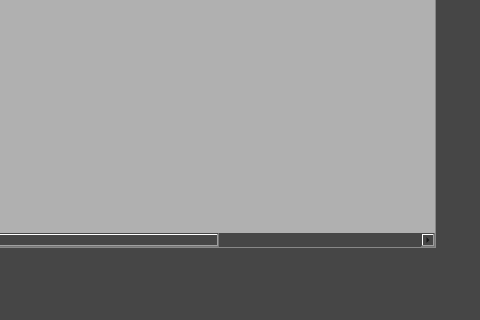
Old version of the form GiveBook.ui in the repository andrejmaznin/library; both pictures show x 724 to 1204 and y 383 to 703 of the 1321 by 703 pixel window.
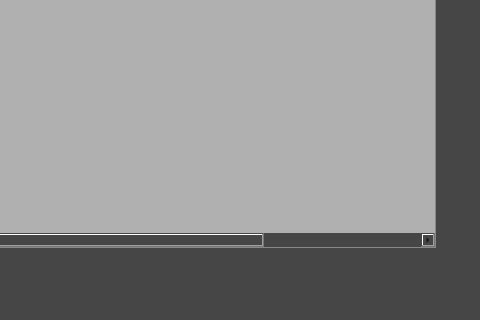
New version of the form.

Commit message: БОЛЕЕ-МЕНЕЕ РОБИТ

```diff
--- a/GiveBook.ui
+++ b/GiveBook.ui
@@ -666,18 +666,7 @@
     </column>
     <column>
      <property name="text">
-      <string>В наличие</string>
-     </property>
-     <property name="font">
-      <font>
-       <weight>75</weight>
-       <bold>true</bold>
-      </font>
-     </property>
-    </column>
-    <column>
-     <property name="text">
-      <string>Доступные id</string>
+      <string>id</string>
      </property>
      <property name="font">
       <font>
```
The commit also changes 2 other files.
